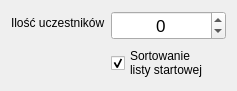
Old version of the form source/UI/EditorWidgets/RoundInfoEditorWidget.ui in the repository SiekamCebule/sj-sim.
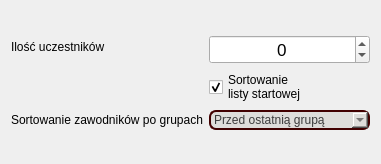
New version of the form.

The edit to the form file:
```diff
--- a/source/UI/EditorWidgets/RoundInfoEditorWidget.ui
+++ b/source/UI/EditorWidgets/RoundInfoEditorWidget.ui
@@ -6,12 +6,12 @@
    <rect>
     <x>0</x>
     <y>0</y>
-    <width>237</width>
-    <height>90</height>
+    <width>381</width>
+    <height>164</height>
    </rect>
   </property>
   <property name="sizePolicy">
-   <sizepolicy hsizetype="Expanding" vsizetype="Expanding">
+   <sizepolicy hsizetype="Minimum" vsizetype="Minimum">
     <horstretch>0</horstretch>
     <verstretch>0</verstretch>
    </sizepolicy>
@@ -64,6 +64,45 @@
        </property>
       </widget>
      </item>
+     <item row="2" column="1">
+      <widget class="QComboBox" name="comboBox_sortingAfterGroups">
+       <property name="styleSheet">
+        <string notr="true">QWidget{
+	background-color: rgb(222, 221, 218);
+	color: rgb(60, 60, 60);
+	border: 2px solid rgb(65, 0, 0);
+	border-radius: 7px;
+}</string>
+       </property>
+       <item>
+        <property name="text">
+         <string>Przed ostatnią grupą</string>
+        </property>
+       </item>
+       <item>
+        <property name="text">
+         <string>Po każdej grupie</string>
+        </property>
+       </item>
+       <item>
+        <property name="text">
+         <string>Po pierwszej grupie</string>
+        </property>
+       </item>
+       <item>
+        <property name="text">
+         <string>Nigdy</string>
+        </property>
+       </item>
+      </widget>
+     </item>
+     <item row="2" column="0">
+      <widget class="QLabel" name="label_2">
+       <property name="text">
+        <string>Sortowanie zawodników po grupach</string>
+       </property>
+      </widget>
+     </item>
     </layout>
    </item>
   </layout>
```
